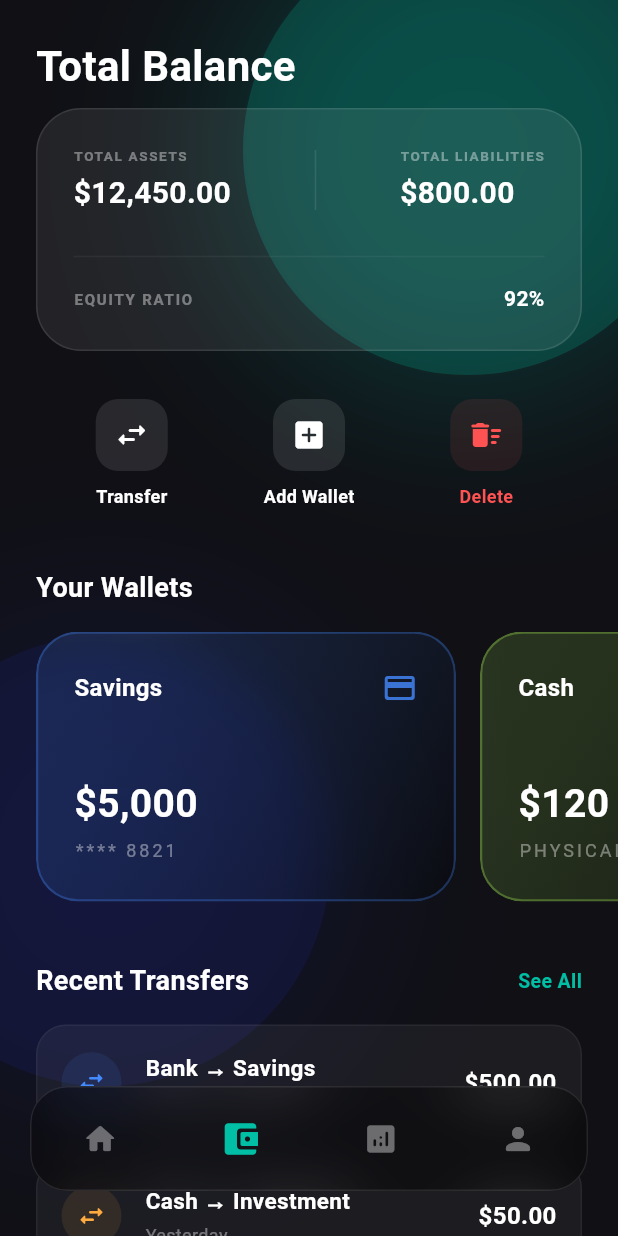
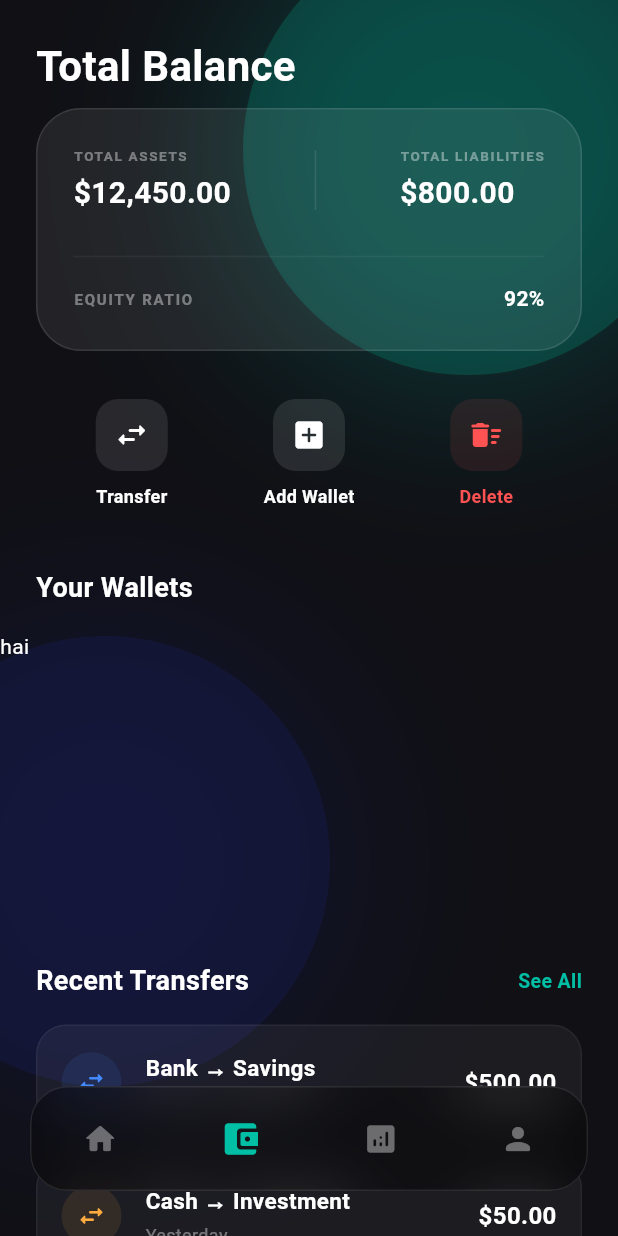
Before and after one commit to Jkz1/PennyWise, a Flutter app: the HomePage screen opened directly with empty values, item 2 of the bottom bar chosen, on a phone screen of 412 x 824 dp. Run offline on Flutter 3.47's test engine with Material 3 defaults, Android fonts, the phone set to English and light mode, and no system bars; our stand-ins replace cloud_firestore, firebase_auth, firebase_core, fl_chart, flutter_riverpod, shared_preferences; accounts and stored records are empty.

Commit message:
Integrate the wallet feature

```diff
--- a/lib/components/bankCard.dart
+++ b/lib/components/bankCard.dart
@@ -7,7 +7,6 @@ import '../theme.dart';
 class BankCard extends StatelessWidget {
   final String name;
   final String balance;
-  final String accountNumber;
   final bool isDeleteMode;
   final VoidCallback onDelete; // Use VoidCallback for cleaner types
   final Color color;
@@ -17,7 +16,6 @@ class BankCard extends StatelessWidget {
     super.key,
     required this.name,
     required this.balance,
-    required this.accountNumber,
     required this.color,
     required this.isDeleteMode,
     required this.onDelete,
@@ -100,15 +98,7 @@ class BankCard extends StatelessWidget {
                             fontWeight: FontWeight.bold,
                           ),
                         ),
-                        const SizedBox(height: 4),
-                        Text(
-                          accountNumber,
-                          style: TextStyle(
-                            color: textColor.withOpacity(0.4),
-                            fontSize: 12,
-                            letterSpacing: 2,
-                          ),
-                        ),
+
                       ],
                     ),
                   ],
--- a/lib/components/glassTextField.dart
+++ b/lib/components/glassTextField.dart
@@ -6,6 +6,7 @@ class Glasstextfield extends StatefulWidget {
   bool isDarkMode;
   Color textColor;
   bool isPassword = false;
+  bool? enable = true;
   TextEditingController? controller;
   Glasstextfield({
     super.key,
@@ -38,13 +39,13 @@ class _GlasstextfieldState extends State<Glasstextfield> {
         ),
       ),
       child: TextField(
+        enabled: widget.enable,
         obscureText: widget.isPassword && isObscured,
         style: TextStyle(color: widget.textColor),
         cursorColor: widget.textColor,
         controller: widget.controller,
         decoration: InputDecoration(
           prefixIcon: Icon(widget.icon, color: widget.textColor.withOpacity(0.7), size: 22),
-          // Suffix Icon logic for password
           suffixIcon: widget.isPassword
               ? IconButton(
                   icon: Icon(
--- a/lib/main.dart
+++ b/lib/main.dart
@@ -1,21 +1,26 @@
 import 'package:firebase_core/firebase_core.dart';
 import 'package:flutter/material.dart';
 import 'package:penny_wise/firebase_options.dart';
+import 'package:flutter_riverpod/flutter_riverpod.dart';
 import 'package:penny_wise/screens/home.dart';
-import 'package:flutter_riverpod/flutter_riverpod.dart';
 import 'package:penny_wise/screens/login.dart';
 import 'package:penny_wise/theme.dart';
-// import 'package:penny_wise/screens/loginGpt.dart';
+import 'package:shared_preferences/shared_preferences.dart';
 
 void main() async {
   WidgetsFlutterBinding.ensureInitialized();
   await Firebase.initializeApp(options: DefaultFirebaseOptions.currentPlatform);
-  runApp(const ProviderScope(child: MainApp()));
+
+  final SharedPreferences prefs = await SharedPreferences.getInstance();
+
+  final bool isLoggedIn = prefs.getBool('is_logged_in') ?? false;
+
+  runApp(ProviderScope(child: MainApp(isLoggiedIn: isLoggedIn)));
 }
 
-// main.dart
 class MainApp extends StatefulWidget {
-  const MainApp({super.key});
+  bool isLoggiedIn = false;
+  MainApp({super.key, required this.isLoggiedIn});
 
   @override
   State<MainApp> createState() => _MainAppState();
@@ -38,8 +43,11 @@ class _MainAppState extends State<MainApp> {
       theme: FinTrackTheme.lightTheme,
       darkTheme: FinTrackTheme.darkTheme,
       themeMode: _themeMode, // Controlled by your toggle
-      home: LoginPage(toggleTheme: _toggleTheme),
+      home:
+      // widget.isLoggiedIn
+      //     ? HomePage(toggleTheme: _toggleTheme)
+      //     :
+          LoginPage(toggleTheme: _toggleTheme),
     );
-    // home: LoginPage(),
   }
 }
--- a/lib/screens/home.dart
+++ b/lib/screens/home.dart
@@ -15,6 +15,7 @@ import 'package:penny_wise/screens/analytics.dart';
 import 'package:penny_wise/screens/planned.dart';
 import 'package:penny_wise/screens/profile.dart';
 import 'package:penny_wise/screens/wallet.dart';
+import 'package:penny_wise/services/test.dart';
 import 'package:penny_wise/theme.dart';
 
 class HomePage extends StatefulWidget {
@@ -51,7 +52,7 @@ class _HomePageState extends State<HomePage> {
       context: context,
       isScrollControlled: true,
       backgroundColor: Colors.transparent,
-      builder: (context) => QuickStat(isDarkMode: isDarkMode)
+      builder: (context) => QuickStat(isDarkMode: isDarkMode),
     );
   }
 
@@ -60,7 +61,8 @@ class _HomePageState extends State<HomePage> {
       context: context,
       isScrollControlled: true,
       backgroundColor: Colors.transparent,
-      builder: (context) => PlannedModal());
+      builder: (context) => PlannedModal(),
+    );
   }
 
   void _showCreatePlanSheet(
@@ -620,8 +622,8 @@ class _HomePageState extends State<HomePage> {
               isDarkMode: isDarkMode,
             ),
 
-            _selectedIndex == 0 ?
-            SafeArea(
+            _selectedIndex == 0
+                ? SafeArea(
                     bottom: false,
                     child: SingleChildScrollView(
                       padding: const EdgeInsets.symmetric(horizontal: 20),
@@ -639,11 +641,17 @@ class _HomePageState extends State<HomePage> {
                             textColor,
                             isDarkMode,
                           ),
-
+                          // ElevatedButton(onPressed: () async {
+                          //   Test tes = Test();
+                          //   await tes.checkData();
+                          // }, child: Text("checkdata")),
                           const SizedBox(height: 24),
 
                           // --- QUICK ACTIONS ---
-                    SectionHeader(title: "Quick Actions", textColor: textColor),
+                          SectionHeader(
+                            title: "Quick Actions",
+                            textColor: textColor,
+                          ),
                           const SizedBox(height: 16),
                           QuickActions(
                             isDarkMode: isDarkMode,
@@ -664,7 +672,9 @@ class _HomePageState extends State<HomePage> {
                                 onPressed: () {},
                                 child: Text(
                                   "See All",
-                            style: TextStyle(color: FinTrackTheme.primaryColor),
+                                  style: TextStyle(
+                                    color: FinTrackTheme.primaryColor,
+                                  ),
                                 ),
                               ),
                             ],
@@ -676,15 +686,21 @@ class _HomePageState extends State<HomePage> {
                             isDarkMode,
                           ),
 
-                    const SizedBox(height: 120), // Space for floating bottom nav
+                          const SizedBox(
+                            height: 120,
+                          ), // Space for floating bottom nav
                         ],
                       ),
                     ),
-            ):_selectedIndex == 1 ?
-            SafeArea( bottom: false,child: WalletPage())
-            : _selectedIndex == 2 ?
-            SafeArea( bottom: false,child: AnalyticsPage())
-            : SafeArea( bottom: false,child: ProfilePage()),
+                  )
+                : _selectedIndex == 1
+                ? SafeArea(bottom: false, child: WalletPage())
+                : _selectedIndex == 2
+                ? SafeArea(bottom: false, child: AnalyticsPage())
+                : SafeArea(
+                    bottom: false,
+                    child: ProfilePage(toggleTheme: widget.toggleTheme),
+                  ),
             // --- FLOATING GLASS BOTTOM NAV ---
             FloatingNav(
               selectedIndex: _selectedIndex,
@@ -718,15 +734,6 @@ class _HomePageState extends State<HomePage> {
               ),
             ),
           ],
-        ),
-        IconButton(
-          onPressed: widget.toggleTheme,
-          // onPressed: () {},
-          icon: Icon(
-            isDarkMode ? Icons.light_mode : Icons.dark_mode,
-            color: isDarkMode ? Colors.amber : const Color(0xFF1A237E),
-            // color: textColor,
-          ),
         ),
       ],
     );
@@ -844,34 +851,40 @@ class _HomePageState extends State<HomePage> {
     Color textColor,
     bool isDarkMode,
   ) {
-    // Demo data to show the difference
+    // Empty data for testing
     final List<Map<String, dynamic>> transactions = [
-      {
-        "title": "Monthly Salary",
-        "category": "Income",
-        "amount": "5,000.00",
-        "isIncome": true,
-      },
-      {
-        "title": "Grocery Store",
-        "category": "Food",
-        "amount": "45.00",
-        "isIncome": false,
-      },
-      {
-        "title": "Freelance Gig",
-        "category": "Work",
-        "amount": "250.00",
-        "isIncome": true,
-      },
-      {
-        "title": "Shell Gas",
-        "category": "Transport",
-        "amount": "60.00",
-        "isIncome": false,
-      },
+      // {
+      //   "title": "Monthly Salary",
+      //   "category": "Income",
+      //   "amount": "5,000.00",
+      //   "isIncome": true,
+      // },
+      // {
+      //   "title": "Grocery Store",
+      //   "category": "Food",
+      //   "amount": "45.00",
+      //   "isIncome": false,
+      // },
+      // {
+      //   "title": "Freelance Gig",
+      //   "category": "Work",
+      //   "amount": "250.00",
+      //   "isIncome": true,
+      // },
+      // {
+      //   "title": "Shell Gas",
+      //   "category": "Transport",
+      //   "amount": "60.00",
+      //   "isIncome": false,
+      // },
     ];
 
+    // 1. Check if the list is empty
+    if (transactions.isEmpty) {
+      return _buildEmptyState(textColor, isDarkMode);
+    }
+
+    // 2. Return the list if data exists
     return ListView.builder(
       shrinkWrap: true,
       physics: const NeverScrollableScrollPhysics(),
@@ -889,6 +902,54 @@ class _HomePageState extends State<HomePage> {
           glassBorder: glassBorder,
         );
       },
+    );
+  }
+
+  // 3. The Empty State Widget
+  Widget _buildEmptyState(Color textColor, bool isDarkMode) {
+    return Padding(
+      padding: const EdgeInsets.symmetric(vertical: 60),
+      child: Center(
+        child: Column(
+          mainAxisAlignment: MainAxisAlignment.center,
+          children: [
+            // A soft glassmorphic icon container
+            Container(
+              padding: const EdgeInsets.all(24),
+              decoration: BoxDecoration(
+                color: isDarkMode
+                    ? Colors.white.withOpacity(0.05)
+                    : Colors.black.withOpacity(0.03),
+                shape: BoxShape.circle,
+              ),
+              child: Icon(
+                Icons.receipt_long_rounded,
+                size: 64,
+                color: textColor.withOpacity(0.2),
+              ),
+            ),
+            const SizedBox(height: 24),
+            Text(
+              "No Transactions Yet",
+              style: TextStyle(
+                color: textColor,
+                fontSize: 18,
+                fontWeight: FontWeight.bold,
+              ),
+            ),
+            const SizedBox(height: 8),
+            Text(
+              "Your spending history will appear here.\nTap the '+' button to get started.",
+              textAlign: TextAlign.center,
+              style: TextStyle(
+                color: textColor.withOpacity(0.4),
+                fontSize: 14,
+                height: 1.5,
+              ),
+            ),
+          ],
+        ),
+      ),
     );
   }
 
--- a/lib/screens/wallet.dart
+++ b/lib/screens/wallet.dart
@@ -1,7 +1,9 @@
+import 'package:cloud_firestore/cloud_firestore.dart';
 import 'package:flutter/material.dart';
 import 'package:penny_wise/components/netWorthSummary.dart';
 import 'package:penny_wise/modalComponent/addWalletModal.dart';
 import 'package:penny_wise/modalComponent/transferModal.dart';
+import 'package:penny_wise/services/wallet.dart';
 import '../theme.dart';
 import '../components/bankCard.dart';
 import '../components/walletActionBar.dart';
@@ -14,6 +16,9 @@ class WalletPage extends StatefulWidget {
 }
 
 class _WalletPageState extends State<WalletPage> {
+
+  final WalletService _walletService = WalletService();
+
   bool isDeleteMode = false;
   final List<Map<String, dynamic>> _transferHistory = [
     {
@@ -101,36 +106,46 @@ class _WalletPageState extends State<WalletPage> {
           // 3. HORIZONTAL TINTED GLASS CARDS (BOTTOM SECTION)
           SizedBox(
   height: 180,
-            child: ListView(
+  child: StreamBuilder<QuerySnapshot>(
+    stream: _walletService.getWallets(),
+    builder: (context, snapshot) {
+      // Handle Loading State
+      if (snapshot.connectionState == ConnectionState.waiting) {
+        return const Center(child: CircularProgressIndicator());
+      }
+
+      // Handle Errors
+      if (snapshot.hasError) {
+        return Center(child: Text("Error: ${snapshot.error}"));
+      }
+
+      // Handle Empty Data
+      if (!snapshot.hasData || snapshot.data!.docs.isEmpty) {
+        return Text("hai"); // The helper we made earlier
+      }
+
+      // 3. ACCESS THE DATA
+      final walletDocs = snapshot.data!.docs;
+
+      return ListView.builder(
         scrollDirection: Axis.horizontal,
         padding: const EdgeInsets.only(left: 24, right: 8),
         physics: const BouncingScrollPhysics(),
-              children: [
-                BankCard(
-                  name: "Savings",
-                  balance: "\$5,000",
-                  accountNumber: "**** 8821",
-                  color: Colors.blueAccent,
+        itemCount: walletDocs.length,
+        itemBuilder: (context, index) {
+          // Convert Firestore Document to local variables
+          var data = walletDocs[index].data() as Map<String, dynamic>;
+
+          return BankCard(
+            name: data['name'] ?? 'Untitled',
+            balance: "\$${data['balance']}",
+            color: Color(data['colorValue']), // Convert int back to Color
             isDeleteMode: isDeleteMode,
-                  onDelete: () {},
-                ),
-                BankCard(
-                  name: "Cash",
-                  balance: "\$120",
-                  accountNumber: "PHYSICAL",
-                  color: Colors.lightGreenAccent, // Green for cash
-                  isDeleteMode: isDeleteMode,
-                  onDelete: () {},
-                ),
-                BankCard(
-                  name: "Investment",
-                  balance: "\$7,330",
-                  accountNumber: "BROKERAGE",
-                  color: Colors.orangeAccent, // Gold/Orange for stocks
-                  isDeleteMode: isDeleteMode,
-                  onDelete: () {},
-                ),
-              ],
+            onDelete: () => _walletService.deleteWallet(walletDocs[index].id),
+          );
+        },
+      );
+    },
   ),
 ),
           const SizedBox(height: 40),
--- /dev/null
+++ b/lib/services/sharedPreferences.dart
@@ -0,0 +1,5 @@
+import 'package:shared_preferences/shared_preferences.dart';
+
+Future<void> saveUserData() async {
+  final prefs = await SharedPreferences.getInstance();
+}
--- /dev/null
+++ b/lib/services/test.dart
@@ -0,0 +1,19 @@
+import 'package:firebase_auth/firebase_auth.dart';
+import 'package:cloud_firestore/cloud_firestore.dart';
+import 'package:flutter/material.dart';
+import 'dart:convert';
+import 'package:shared_preferences/shared_preferences.dart';
+
+class Test {
+  final FirebaseAuth _auth = FirebaseAuth.instance;
+  final FirebaseFirestore _firestore = FirebaseFirestore.instance;
+
+  Future<void> checkData() async {
+    _firestore.collection('users').get().then((querySnapshot) {
+      for (var doc in querySnapshot.docs) {
+        print("User ID: ${doc.id}, Data: ${doc.data()}");
+      }
+    });
+  }
+
+}
--- a/pubspec.yaml
+++ b/pubspec.yaml
@@ -13,6 +13,8 @@ dependencies:
   firebase_auth: ^6.1.3
   flutter_riverpod: ^3.2.0
   fl_chart: ^1.1.1
+  cloud_firestore: ^6.1.2
+  shared_preferences: ^2.5.4
 
 dev_dependencies:
   flutter_test:
```
Also changed, not shown: lib/modalComponent/addWalletModal.dart (+19 -3 lines), lib/screens/login.dart (+26 -5 lines), lib/screens/profile.dart (+13 -3 lines), lib/screens/registration.dart (+40 -26 lines), lib/services/auth.dart (+46 -7 lines), lib/services/wallet.dart (added, +31 -0 lines), pubspec.lock, 3 other files. Lines whose indentation alone changed are shown as unchanged.
